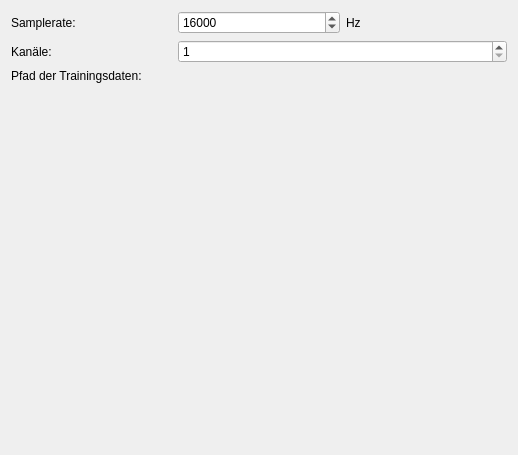
Above: simonlib/speechmodelmanagement/trainingsettings.ui from KDE/simon before the change. Below: the same form after it.
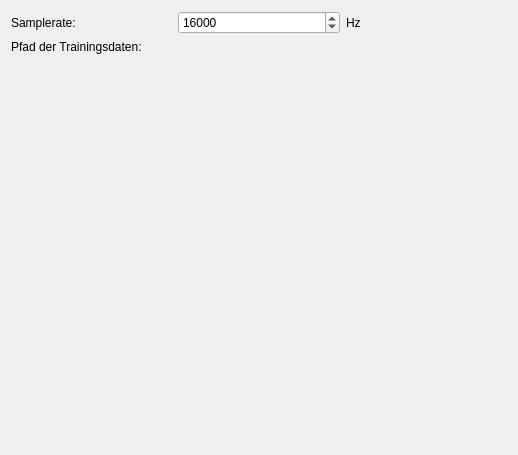
That is the form after the change. Custom widgets are drawn as their Qt base class.

```diff
--- a/simonlib/speechmodelmanagement/trainingsettings.ui
+++ b/simonlib/speechmodelmanagement/trainingsettings.ui
@@ -44,36 +44,16 @@
     </widget>
    </item>
    <item row="1" column="0" >
-    <widget class="QLabel" name="lbChannels" >
-     <property name="text" >
-      <string>Kanäle:</string>
-     </property>
-     <property name="buddy" >
-      <cstring>kcfg_ModelChannels</cstring>
-     </property>
-    </widget>
-   </item>
-   <item row="1" column="1" colspan="2" >
-    <widget class="QSpinBox" name="kcfg_ModelChannels" >
-     <property name="minimum" >
-      <number>1</number>
-     </property>
-     <property name="maximum" >
-      <number>8</number>
-     </property>
-    </widget>
-   </item>
-   <item row="2" column="0" >
     <widget class="QLabel" name="lbSamplePath" >
      <property name="text" >
       <string>Pfad der Trainingsdaten:</string>
      </property>
     </widget>
    </item>
-   <item row="2" column="1" colspan="2" >
+   <item row="1" column="1" colspan="2" >
     <widget class="KUrlRequester" name="kcfg_ModelTrainingsDataPath" />
    </item>
-   <item row="3" column="1" >
+   <item row="2" column="1" >
     <spacer name="verticalSpacer" >
      <property name="orientation" >
       <enum>Qt::Vertical</enum>
```
